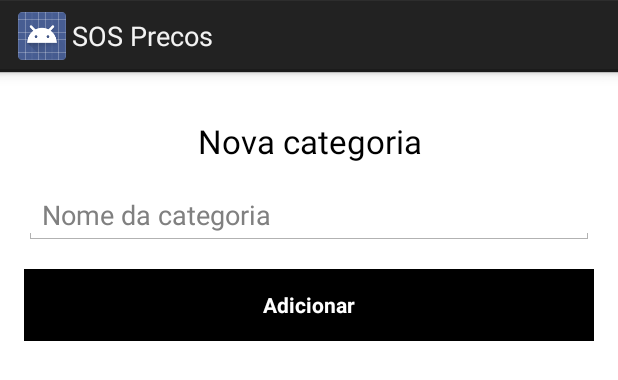
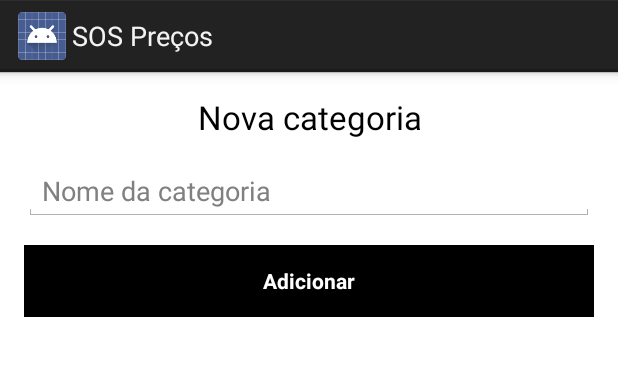
Before and after one commit to andreybrugnera/sos-precos, an Android app: the layout activity_category.xml on its own in the app's theme, with its tools: preview values and no code run, on a phone screen of 412 x 824 dp. Shown: the top 380 px of the screen. Run offline under Robolectric (Android 15) with nearby library versions, the phone set to English and light mode, and no system bars.

Commit message:
Added back button to CategoryActivity, added separator in CategoryListFragment layout and corrected app name.

```diff
--- a/app/src/main/res/layout/activity_category.xml
+++ b/app/src/main/res/layout/activity_category.xml
@@ -5,11 +5,14 @@
     android:background="@color/background_color"
     android:gravity="center_horizontal"
     android:orientation="vertical"
-    android:paddingBottom="@dimen/activity_vertical_margin"
-    android:paddingLeft="@dimen/activity_horizontal_margin"
-    android:paddingRight="@dimen/activity_horizontal_margin"
-    android:paddingTop="@dimen/activity_vertical_margin"
     tools:context="br.edu.ifspsaocarlos.sosprecos.activity.CategoryActivity">
+
+    <android.support.v7.widget.Toolbar
+        android:id="@+id/toolbar"
+        android:layout_width="match_parent"
+        android:layout_height="wrap_content"
+        android:background="@color/background_color"
+        android:theme="@style/ThemeOverlay.AppCompat.ActionBar" />
 
     <ProgressBar
         android:id="@+id/pb_category"
@@ -27,6 +30,9 @@
         <LinearLayout
             android:layout_width="match_parent"
             android:layout_height="wrap_content"
+            android:paddingBottom="@dimen/activity_vertical_margin"
+            android:paddingLeft="@dimen/activity_horizontal_margin"
+            android:paddingRight="@dimen/activity_horizontal_margin"
             android:orientation="vertical">
 
             <TextView
--- a/app/src/main/res/layout/fragment_category_list.xml
+++ b/app/src/main/res/layout/fragment_category_list.xml
@@ -35,6 +35,12 @@
             android:textColor="@color/label_text_color"
             android:textStyle="bold" />
 
+        <View
+            android:id="@+id/divider"
+            android:layout_width="match_parent"
+            android:layout_height="1dp"
+            android:background="?android:attr/listDivider" />
+
         <ListView
             android:id="@+id/category_list"
             android:layout_width="match_parent"
--- a/app/src/main/res/values/strings.xml
+++ b/app/src/main/res/values/strings.xml
@@ -1,5 +1,5 @@
 <resources>
-    <string name="app_name">SOS Precos</string>
+    <string name="app_name">SOS Preços</string>
     <string name="enter">Entrar</string>
     <string name="register">Registrar-se</string>
     <string name="new_user">Novo usuário</string>
```
Also changed, not shown: app/src/main/java/br/edu/ifspsaocarlos/sosprecos/activity/CategoryActivity.java (+24 -2 lines), app/src/main/res/drawable/ic_arrow_back.xml (added, +9 -0 lines).
